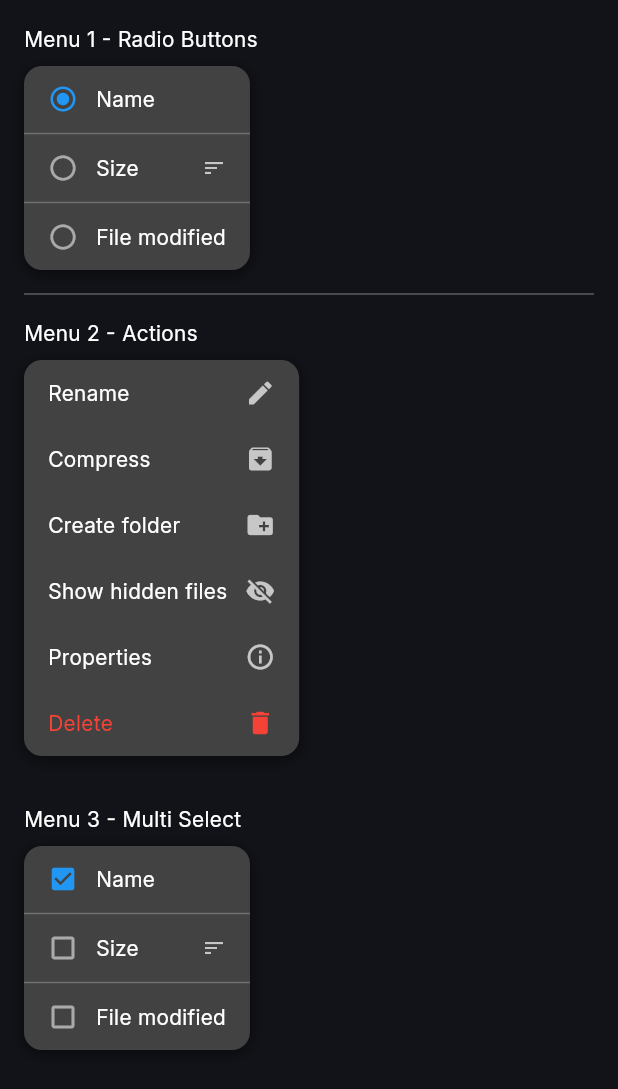
After one commit to mineshp-mecha/mechanix-ui, a Flutter app: the PopupMenuPage screen opened directly, on a phone screen of 412 x 824 dp. The commit adds this screen. Shown: the top 1089 px of the screen. Run offline on Flutter 3.47's test engine with Material 3 defaults, Android fonts, the phone set to English and light mode, and no system bars; our stand-ins replace plugin_platform_interface, watch_it.

Commit message:
conflicts resolved

```diff
--- a/flutter/widgets/example/lib/example_page_items.dart
+++ b/flutter/widgets/example/lib/example_page_items.dart
@@ -6,6 +6,7 @@ import 'package:widgets_example/pages/floating_action_button_page.dart';
 import 'package:widgets_example/pages/icon_widget_page.dart';
 import 'package:widgets_example/pages/list_page.dart';
 import 'package:widgets_example/pages/navigation_page.dart';
+import 'package:widgets_example/pages/popup_menu_page.dart';
 import 'package:widgets_example/pages/section_list_page.dart';
 import 'package:widgets_example/pages/select_page.dart';
 import 'package:widgets_example/pages/simple_list_page.dart';
@@ -91,6 +92,6 @@ final examplePageItems = <PageItem>[
           const Icon(Icons.smart_screen_rounded)),
   PageItem(
       title: 'MechanixMenu',
-      pageBuilder: (context) => MenuPage(),
+      pageBuilder: (context) => const PopupMenuPage(),
       iconBuilder: (context, selected) => const Icon(Icons.menu)),
 ].sortedBy((page) => page.title);
--- /dev/null
+++ b/flutter/widgets/example/lib/pages/popup_menu_page.dart
@@ -0,0 +1,213 @@
+import 'package:flutter/material.dart';
+import 'package:widgets/widgets.dart';
+import 'package:widgets/widgets/menu/mechanix_menu_item_theme.dart';
+import 'package:widgets/widgets/menu/mechanix_menu_theme.dart';
+
+class PopupMenuPage extends StatelessWidget {
+  const PopupMenuPage({super.key});
+
+  @override
+  Widget build(BuildContext context) {
+    return Theme(
+      data: Theme.of(context).copyWith(
+        extensions: [
+          MechanixMenuThemeData(
+            backgroundColor: WidgetStateProperty.resolveWith((states) {
+              if (states.contains(WidgetState.hovered)) {
+                return Colors.grey[700];
+              }
+              return const Color(0xFF424242);
+            }),
+            borderRadius: 12,
+            shadowColor: WidgetStatePropertyAll(Colors.black54),
+          ),
+          const MechanixMenuItemThemeData(
+            iconColor: WidgetStatePropertyAll(Colors.white70),
+            textStyle: TextStyle(color: Colors.white, fontSize: 14),
+            checkColor: WidgetStatePropertyAll(Colors.blue),
+          ),
+        ],
+      ),
+      child: Scaffold(
+        body: SingleChildScrollView(
+          physics: const AlwaysScrollableScrollPhysics(),
+          padding: const EdgeInsets.all(16.0),
+          child: Column(
+            crossAxisAlignment: CrossAxisAlignment.start,
+            children: [
+              const Text("Menu 1 - Radio Buttons",
+                  style: TextStyle(color: Colors.white)),
+              const SizedBox(height: 8),
+              const SingleSelectMenuExample(),
+              const Divider(height: 32, color: Colors.white30),
+              const Text("Menu 2 - Actions",
+                  style: TextStyle(color: Colors.white)),
+              const SizedBox(height: 8),
+              const ActionMenuExample(),
+              const SizedBox(height: 32),
+              const Text("Menu 3 - Multi Select",
+                  style: TextStyle(color: Colors.white)),
+              const SizedBox(height: 8),
+              const MultiSelectMenuExample(),
+            ],
+          ),
+        ),
+      ),
+    );
+  }
+}
+
+class SingleSelectMenuExample extends StatefulWidget {
+  const SingleSelectMenuExample({super.key});
+
+  @override
+  State<SingleSelectMenuExample> createState() =>
+      _SingleSelectMenuExampleState();
+}
+
+class _SingleSelectMenuExampleState extends State<SingleSelectMenuExample> {
+  String selected = "None";
+
+  @override
+  Widget build(BuildContext context) {
+    return MechanixMenu(
+      selectionMode: MenuSelectionMode.single,
+      selectedItems: ["Name"],
+      onSelectionChanged: (selected) => print("Selected: $selected"),
+      items: [
+        MechanixMenuItem(label: "Name", layout: MenuItemLayout.checkLeft),
+        MechanixMenuDivider(color: Colors.white24),
+        MechanixMenuItem(
+            label: "Size",
+            layout: MenuItemLayout.checkLeft,
+            trailingWidget:
+                const Icon(Icons.sort, size: 16, color: Colors.white70)),
+        MechanixMenuDivider(color: Colors.white24),
+        MechanixMenuItem(
+            label: "File modified", layout: MenuItemLayout.checkLeft),
+      ],
+    );
+  }
+}
+
+class RadioMenuExample extends StatefulWidget {
+  const RadioMenuExample({super.key});
+
+  @override
+  State<RadioMenuExample> createState() => _RadioMenuExampleState();
+}
+
+class _RadioMenuExampleState extends State<RadioMenuExample> {
+  String selectedOption = "None";
+
+  @override
+  Widget build(BuildContext context) {
+    final options = [
+      "None",
+      "Name",
+      "Size",
+      "Type",
+      "File modified",
+      "File created"
+    ];
+
+    return MechanixMenu(
+      items: options.map((label) {
+        return MechanixMenuItem(
+          label: label,
+          layout:
+              MenuItemLayout.checkLeft, // Check on left looks like a radio menu
+          checkValue: selectedOption == label,
+          onCheckChanged: (val) {
+            if (val) {
+              setState(() {
+                selectedOption = label;
+              });
+            }
+          },
+        );
+      }).toList(),
+    );
+  }
+}
+
+class ActionMenuExample extends StatelessWidget {
+  const ActionMenuExample({super.key});
+
+  @override
+  Widget build(BuildContext context) {
+    return MechanixMenu(
+      items: [
+        MechanixMenuItem(
+          label: "Rename",
+          layout: MenuItemLayout.iconRight,
+          trailingWidget: Icon(Icons.edit, color: Colors.white70),
+          onTap: () => debugPrint("Rename tapped"),
+        ),
+        MechanixMenuItem(
+          label: "Compress",
+          layout: MenuItemLayout.iconRight,
+          trailingWidget: Icon(Icons.archive, color: Colors.white70),
+          onTap: () => debugPrint("Compress tapped"),
+        ),
+        MechanixMenuItem(
+          label: "Create folder",
+          layout: MenuItemLayout.iconRight,
+          trailingWidget: Icon(Icons.create_new_folder, color: Colors.white70),
+          onTap: () => debugPrint("Create folder tapped"),
+        ),
+        MechanixMenuItem(
+          label: "Show hidden files",
+          layout: MenuItemLayout.iconRight,
+          trailingWidget: Icon(Icons.visibility_off, color: Colors.white70),
+          onTap: () => debugPrint("Show hidden files tapped"),
+        ),
+        MechanixMenuItem(
+          label: "Properties",
+          layout: MenuItemLayout.iconRight,
+          trailingWidget: Icon(Icons.info_outline, color: Colors.white70),
+          onTap: () => debugPrint("Properties tapped"),
+        ),
+        MechanixMenuItem(
+          label: "Delete",
+          layout: MenuItemLayout.iconRight,
+          trailingWidget: Icon(Icons.delete, color: Colors.red),
+          onTap: () => debugPrint("Delete tapped"),
+          textStyle: const TextStyle(color: Colors.red),
+        ),
+      ],
+    );
+  }
+}
+
+class MultiSelectMenuExample extends StatefulWidget {
+  const MultiSelectMenuExample({super.key});
+
+  @override
+  State<MultiSelectMenuExample> createState() => _MultiSelectMenuExampleState();
+}
+
+class _MultiSelectMenuExampleState extends State<MultiSelectMenuExample> {
+  String selected = "None";
+
+  @override
+  Widget build(BuildContext context) {
+    return MechanixMenu(
+      selectionMode: MenuSelectionMode.multiple,
+      selectedItems: ["Name"],
+      onSelectionChanged: (selected) => print("Selected: $selected"),
+      items: [
+        MechanixMenuItem(label: "Name", layout: MenuItemLayout.checkLeft),
+        MechanixMenuDivider(color: Colors.white24),
+        MechanixMenuItem(
+            label: "Size",
+            layout: MenuItemLayout.checkLeft,
+            trailingWidget:
+                const Icon(Icons.sort, size: 16, color: Colors.white70)),
+        MechanixMenuDivider(color: Colors.white24),
+        MechanixMenuItem(
+            label: "File modified", layout: MenuItemLayout.checkLeft),
+      ],
+    );
+  }
+}
--- a/flutter/widgets/lib/widgets/menu/mechanix_menu_item.dart
+++ b/flutter/widgets/lib/widgets/menu/mechanix_menu_item.dart
@@ -61,7 +61,7 @@ class _MechanixMenuItemState extends State<MechanixMenuItem> {
         Theme.of(context).colorScheme.onSurface.withOpacity(0.6);
 
     final baseColor = Colors.transparent;
-    final hoverColor = Theme.of(context).colorScheme.primary.withOpacity(0.1);
+    final hoverColor = Theme.of(context).colorScheme.onSurface.withOpacity(0.1);
 
     final labelWidget = Text(widget.label, style: resolvedTextStyle);
 
```
